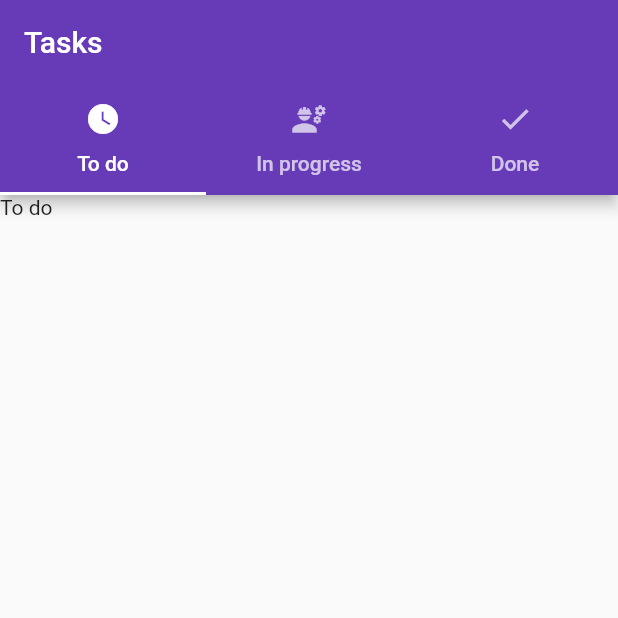
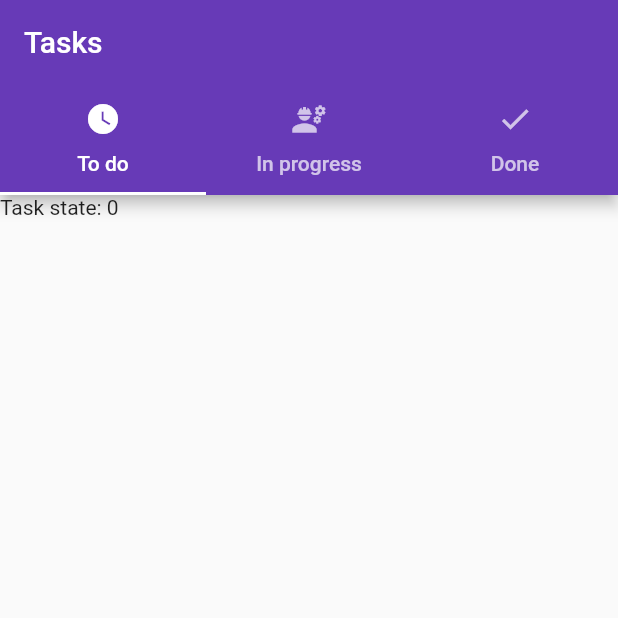
Before and after one commit to acharluk/Tasks_Flutter, a Flutter app: the screen it shows after launch, on a phone screen of 412 x 824 dp, the top half of it. Run offline on Flutter 3.47's test engine with Material 2 defaults, Android fonts, the light colour scheme and no system bars.

Commit message:
TaskList widget creation

```diff
--- a/lib/models/Task.dart
+++ b/lib/models/Task.dart
@@ -6,5 +6,5 @@ class Task {
   int state;
 
   Task({required this.title, required this.description})
-      : this.state = TaskState.TODO;
+      : this.state = TaskState.TO_DO;
 }
--- a/lib/utils/TaskState.dart
+++ b/lib/utils/TaskState.dart
@@ -1,5 +1,5 @@
 class TaskState {
-  static const int TODO = 0;
+  static const int TO_DO = 0;
   static const int IN_PROGRESS = 1;
   static const int DONE = 2;
 }
--- a/lib/widgets/Home.dart
+++ b/lib/widgets/Home.dart
@@ -1,4 +1,6 @@
 import 'package:flutter/material.dart';
+import 'package:tasks_app_acl/utils/TaskState.dart';
+import 'package:tasks_app_acl/widgets/TaskList.dart';
 
 class Home extends StatelessWidget {
   const Home({Key? key}) : super(key: key);
@@ -30,9 +32,9 @@ class Home extends StatelessWidget {
           ),
           body: TabBarView(
             children: [
-              Text("To do"),
-              Text("In progress"),
-              Text("Done"),
+              TaskList(TaskState.TO_DO),
+              TaskList(TaskState.IN_PROGRESS),
+              TaskList(TaskState.DONE),
             ],
           ),
         ),
--- /dev/null
+++ b/lib/widgets/TaskList.dart
@@ -0,0 +1,13 @@
+import 'package:flutter/material.dart';
+
+class TaskList extends StatelessWidget {
+  const TaskList(this.state);
+  final int state;
+
+  @override
+  Widget build(BuildContext context) {
+    return Container(
+      child: Text("Task state: " + state.toString()),
+    );
+  }
+}
```
